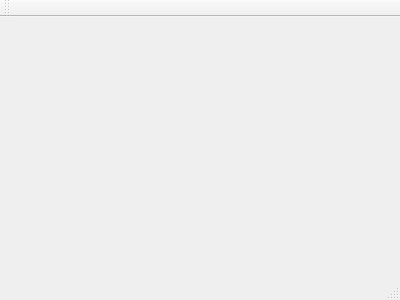
laputa-er/Qt_STUDY, file l02_summator/mainwindow.ui: the form before one commit.
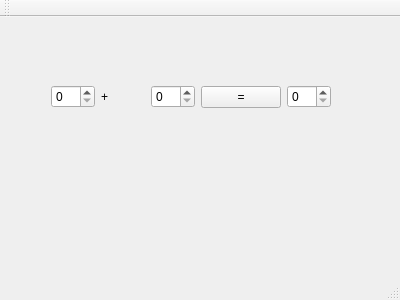
The form after the commit.

Patch:
```diff
--- a/l02_summator/mainwindow.ui
+++ b/l02_summator/mainwindow.ui
@@ -12,13 +12,64 @@
   <property name="windowTitle" >
    <string>MainWindow</string>
   </property>
-  <widget class="QMenuBar" name="menuBar" />
-  <widget class="QToolBar" name="mainToolBar" />
-  <widget class="QWidget" name="centralWidget" />
-  <widget class="QStatusBar" name="statusBar" />
+  <widget class="QWidget" name="centralWidget">
+   <widget class="QWidget" name="horizontalLayoutWidget">
+    <property name="geometry">
+     <rect>
+      <x>40</x>
+      <y>40</y>
+      <width>302</width>
+      <height>80</height>
+     </rect>
+    </property>
+    <layout class="QHBoxLayout" name="horizontalLayout">
+     <item>
+      <widget class="QSpinBox" name="spinBox"/>
+     </item>
+     <item>
+      <widget class="QLabel" name="label">
+       <property name="text">
+        <string>+</string>
+       </property>
+      </widget>
+     </item>
+     <item>
+      <widget class="QSpinBox" name="spinBox_2"/>
+     </item>
+     <item>
+      <widget class="QPushButton" name="pushButton">
+       <property name="text">
+        <string>=</string>
+       </property>
+      </widget>
+     </item>
+     <item>
+      <widget class="QSpinBox" name="spinBox_3"/>
+     </item>
+    </layout>
+   </widget>
+  </widget>
+  <widget class="QMenuBar" name="menuBar">
+   <property name="geometry">
+    <rect>
+     <x>0</x>
+     <y>0</y>
+     <width>400</width>
+     <height>22</height>
+    </rect>
+   </property>
+  </widget>
+  <widget class="QToolBar" name="mainToolBar">
+   <attribute name="toolBarArea">
+    <enum>TopToolBarArea</enum>
+   </attribute>
+   <attribute name="toolBarBreak">
+    <bool>false</bool>
+   </attribute>
+  </widget>
+  <widget class="QStatusBar" name="statusBar"/>
  </widget>
- <layoutDefault spacing="6" margin="11" />
- <pixmapfunction></pixmapfunction>
+ <layoutdefault spacing="6" margin="11"/>
  <resources/>
  <connections/>
 </ui>
```
Left out of the diff: 7 changed lines with no effect on the pictures.
